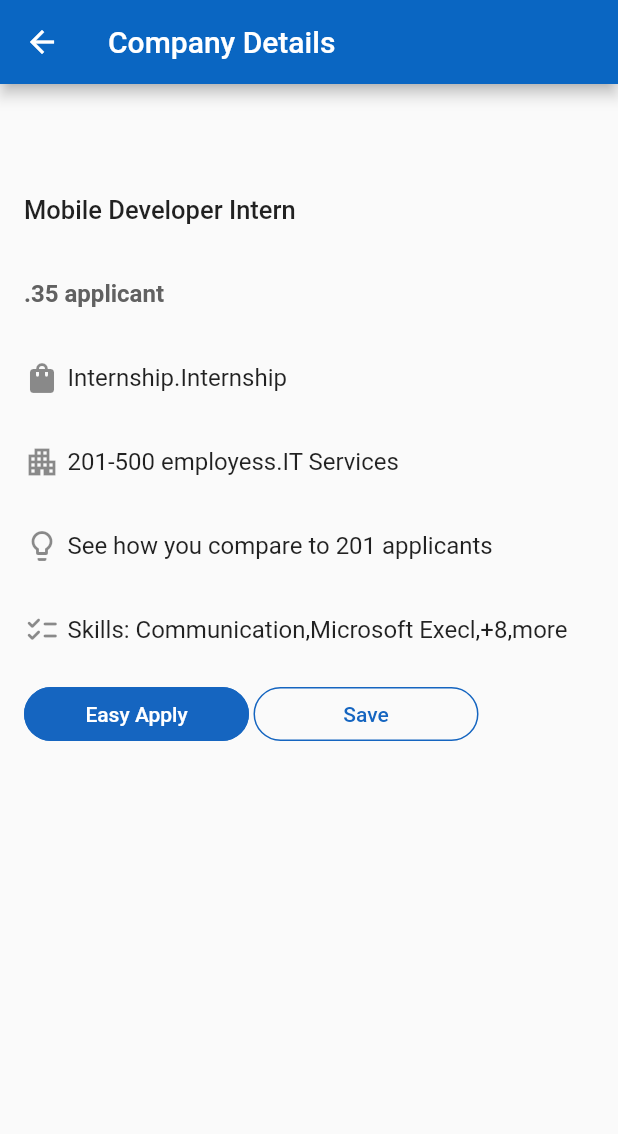
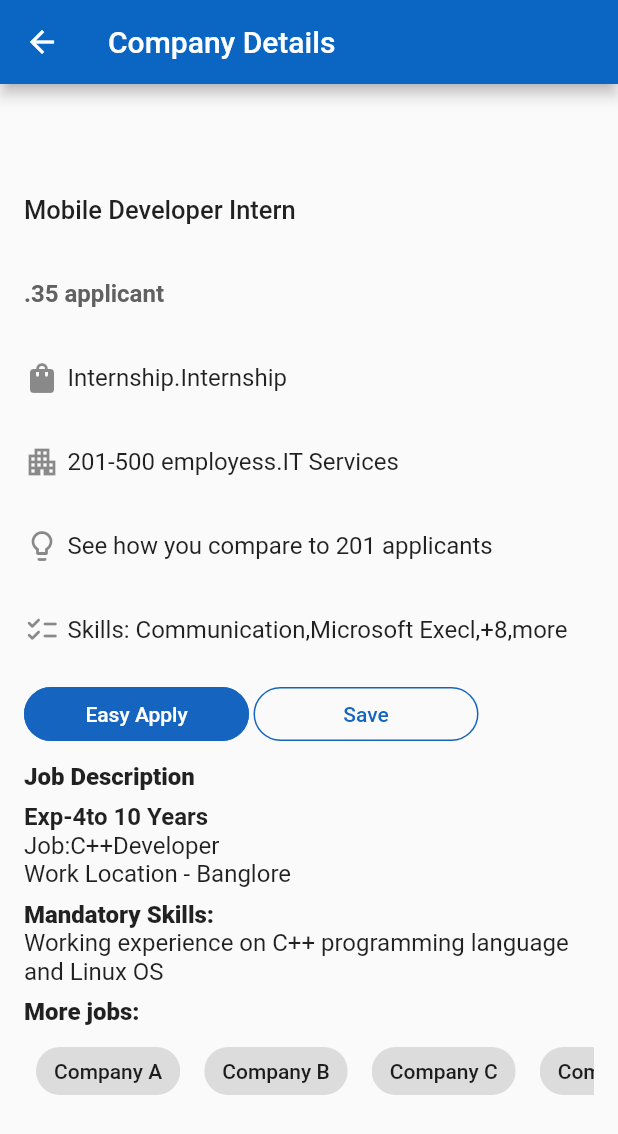
Before and after one commit to Harshitanand11/ForwardX, a Flutter app: the CompanyDetailsScreen screen opened directly with empty values, on a phone screen of 412 x 824 dp. Shown: the top 1134 px of the screen. Run offline on Flutter 3.47's test engine with Material 2 defaults, Android fonts, the phone set to English and light mode, and no system bars; our stand-ins replace charts_flutter, cloud_firestore, file_picker, firebase_auth, firebase_core, firebase_storage and 7 more; accounts and stored records are empty.

Commit message:
Linkedin page job description

```diff
--- a/lib/screen/pages/mobile/mobile_screen.dart
+++ b/lib/screen/pages/mobile/mobile_screen.dart
@@ -1,163 +1,5 @@
 
-// import 'package:flutter/material.dart';
-//
-// class Company {
-//   final String name;
-//   final String description;
-//   final String imageUrl;
-//
-//   Company(this.name, this.description, this.imageUrl);
-// }
-//
-// class CompanyDetailsScreen extends StatelessWidget {
-//   final Company company;
-//
-//   CompanyDetailsScreen(this.company);
-//
-//   @override
-//   Widget build(BuildContext context) {
-//     return Scaffold(
-//       appBar: AppBar(
-//         title: Text('Company Details'),
-//       ),
-//       body: Padding(
-//         padding: const EdgeInsets.all(16.0),
-//         child: Column(
-//           crossAxisAlignment: CrossAxisAlignment.start,
-//           children: [
-//             Text(
-//               company.name,
-//               style: TextStyle(
-//                 fontSize: 20,
-//                 fontWeight: FontWeight.bold,
-//               ),
-//             ),
-//             SizedBox(height: 16),
-//             Text(
-//               company.description,
-//               style: TextStyle(fontSize: 16),
-//             ),
-//           ],
-//         ),
-//       ),
-//     );
-//   }
-// }
-//
-// class HomeScreen extends StatelessWidget {
-//   void navigateToCompanyDetails(BuildContext context, Company company) {
-//     Navigator.push(
-//       context,
-//       MaterialPageRoute(
-//         builder: (context) => CompanyDetailsScreen(company),
-//       ),
-//     );
-//   }
-//
-//   @override
-//   Widget build(BuildContext context) {
-//     final companies = [
-//       Company(
-//         'Amazon',
-//         'Amazon.com, Inc. is an American multinational technology company based in Seattle, Washington. It focuses on e-commerce, cloud computing, digital streaming, and artificial intelligence.',
-//         'https://icon2.cleanpng.com/20180320/roq/kisspng-amazon-com-the-exposed-saga-computer-icons-app-sto-amazon-icon-socialmedia-iconset-uiconstock-5ab1b9d01d9a65.8306302815215968801213.jpg',
-//       ),
-//       Company(
-//         'Microsoft',
-//         'Microsoft Corporation is an American multinational technology company that develops, manufactures, licenses, supports, and sells computer software, consumer electronics, personal computers, and related services.',
-//         'https://icon2.cleanpng.com/20180516/jsw/kisspng-start-menu-windows-7-button-microsoft-5afc309aab9321.9654894815264769547028.jpg',
-//       ),
-//       Company(
-//         'Google',
-//         'Google LLC is an American multinational technology company that specializes in Internet-related services and products, which include online advertising technologies, search engines, cloud computing, software, and hardware.',
-//         'https://banner2.cleanpng.com/20171216/6c0/google-png-5a3554027e9924.3682726615134443545186.jpg',
-//       ),
-//       Company(
-//         'EY',
-//         'EY (formerly Ernst & Young) is a multinational professional services network with headquarters in London, England. It provides assurance, tax, consulting, and advisory services to companies.',
-//         'https://icon2.cleanpng.com/20180527/zkh/kisspng-ernst-young-accounting-finance-accountant-compan-5b0a8ebaa27f47.7884564315274185546656.jpg',
-//       ),
-//     ];
-//
-//     return Scaffold(
-//       appBar: AppBar(
-//         title: Padding(
-//           padding: const EdgeInsets.all(0),
-//           child: TextField(
-//             decoration: InputDecoration(
-//               hintText: 'Search...',
-//               filled: true,
-//               fillColor: Color.fromRGBO(238,243,248,0.9),
-//               prefixIcon: Icon(Icons.search),
-//             ),
-//           ),
-//         ),
-//         backgroundColor: Color.fromRGBO(10,102,194,1),
-//         actions: [
-//           IconButton(
-//             onPressed: () {},
-//             icon: Icon(Icons.more_vert),
-//           ),
-//           IconButton(
-//             icon: Icon(Icons.message),
-//             onPressed: () {
-//               // Handle message action
-//             },
-//           ),
-//         ],
-//       ),
-//       body: ListView.builder(
-//         itemCount: companies.length,
-//         itemBuilder: (context, index) {
-//           final company = companies[index];
-//           return ListTile(
-//             leading: CircleAvatar(
-//               backgroundImage: NetworkImage(company.imageUrl),
-//             ),
-//             title: Text(company.name),
-//             onTap: () => navigateToCompanyDetails(context, company),
-//           );
-//         },
-//       ),
-//       bottomNavigationBar: BottomNavigationBar(
-//         type: BottomNavigationBarType.fixed,
-//         currentIndex: 0,
-//         onTap: (index) {
-//           // Handle tab selection
-//         },
-//         items: [
-//           BottomNavigationBarItem(
-//             icon: Icon(Icons.home),
-//             label: 'Home',
-//           ),
-//           BottomNavigationBarItem(
-//             icon: Icon(Icons.people),
-//             label: 'My Network',
-//           ),
-//           BottomNavigationBarItem(
-//             icon: Icon(Icons.post_add),
-//             label: 'Post',
-//           ),
-//           BottomNavigationBarItem(
-//             icon: Icon(Icons.notifications),
-//             label: 'Notifications',
-//           ),
-//           BottomNavigationBarItem(
-//             icon: Icon(Icons.work),
-//             label: 'Jobs',
-//           ),
-//         ],
-//       ),
-//     );
-//   }
-// }
-//
-// void main() {
-//   runApp(MaterialApp(
-//     debugShowCheckedModeBanner: false,
-//     home: HomeScreen(),
-//   ));
-// }
+
 import 'package:flutter/material.dart';
 import 'package:cupertino_icons/cupertino_icons.dart';
 
@@ -173,6 +15,13 @@ class CompanyDetailsScreen extends StatelessWidget {
   final Company company;
 
   CompanyDetailsScreen(this.company);
+  final List<String> otherCompanies = [
+    'Company A',
+    'Company B',
+    'Company C',
+    'Company D',
+    'Company E',
+  ];
 
   @override
   Widget build(BuildContext context) {
@@ -183,6 +32,7 @@ class CompanyDetailsScreen extends StatelessWidget {
       ),
       body: ListView(
         children: [
+
           ListTile(
             title: Text(
               company.name,
@@ -193,6 +43,7 @@ class CompanyDetailsScreen extends StatelessWidget {
             ),
           ),
           ListTile(
+
             title: Text('Mobile Developer Intern',style: TextStyle(fontSize: 17,fontWeight: FontWeight.w500,),),
           ),
           ListTile(
@@ -282,11 +133,58 @@ class CompanyDetailsScreen extends StatelessWidget {
 
                   ),
                 ),
+
+
+
                 Divider(height: 2.0,
-                    color: Colors.black26)
+                    color: Colors.black26),
+
               ],
             ),
           ),
+          ListTile(
+
+            title: Column(
+              crossAxisAlignment: CrossAxisAlignment.start,
+              children: const [
+                Text('Job Description',style: TextStyle(fontWeight: FontWeight.w800),textAlign: TextAlign.left,),
+                SizedBox(height: 8),
+                Text('Exp-4to 10 Years',style: TextStyle(fontWeight: FontWeight.w600),),
+                Text('Job:C++Developer'  ),
+                Text('Work Location - Banglore'  ),
+                SizedBox(height: 8),
+                Text('Mandatory Skills:',style: TextStyle(fontWeight: FontWeight.w800),),
+                Text('Working experience on C++ programming language and Linux OS'  ),
+
+              ],
+            ),
+
+          ),
+          ListTile(
+            title: Column(
+              crossAxisAlignment: CrossAxisAlignment.start,
+              children: [
+                const Text('More jobs:',style: TextStyle(fontWeight: FontWeight.w800)),
+                SizedBox(
+                  height: 60,
+                  child: ListView.builder(
+                    scrollDirection: Axis.horizontal,
+                    itemCount: otherCompanies.length,
+                    itemBuilder: (context, index) {
+                      final name = otherCompanies[index];
+                      return Padding(
+                        padding: EdgeInsets.all(8.0),
+                        child: Chip(
+                          label: Text(name),
+                        ),
+                      );
+                    },
+                  ),
+                ),
+              ],
+            ),
+          )
+
         ],
       ),
     );
```
